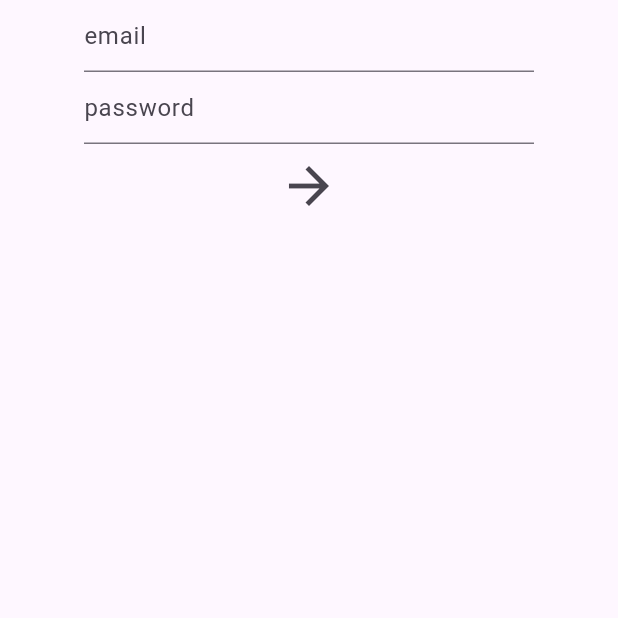
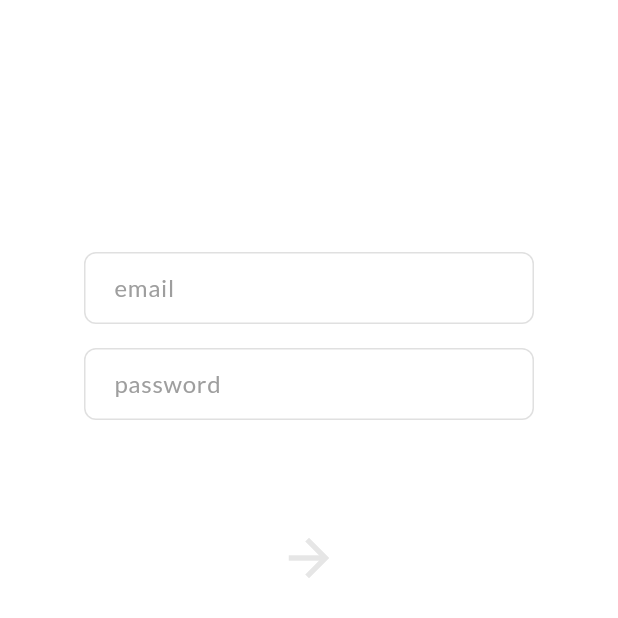
Before and after one commit to ashtondunderdale/barden-proj, a Flutter app: the screen it shows after launch, on a phone screen of 412 x 824 dp, the top half of it. Run offline on Flutter 3.47's test engine with Material 3 defaults, Android fonts, the light colour scheme and no system bars; our stand-ins replace firebase_core, google_fonts; accounts and stored records are empty.

Commit message:
styled login screen

```diff
--- /dev/null
+++ b/elysium/lib/services/login_service.dart
@@ -0,0 +1,6 @@
+class LoginService {
+
+  static void tryLogin(String email, String password) {
+
+  }
+}
--- a/elysium/lib/utils/styles.dart
+++ b/elysium/lib/utils/styles.dart
@@ -1,13 +1,31 @@
 import 'package:flutter/material.dart';
+import 'package:google_fonts/google_fonts.dart';
 
 class Styles {
+  static final TextStyle font = GoogleFonts.lato();
+  static const Color lightGrey = Color.fromARGB(255, 230, 230, 230);
 
-  static InputDecoration inputDecorationStyle = const InputDecoration(
-    fillColor: Color.fromARGB(255, 255, 0, 0),
+  static InputDecoration loginDecoration = InputDecoration(
+    filled: true,
+    fillColor: Colors.white,
+    contentPadding: const EdgeInsets.symmetric(horizontal: 16.0),
+    border: OutlineInputBorder(
+      borderRadius: BorderRadius.circular(8.0),
+      borderSide: BorderSide(color: Colors.grey.shade300),
+    ),
+    enabledBorder: OutlineInputBorder(
+      borderRadius: BorderRadius.circular(8.0),
+      borderSide: BorderSide(color: Colors.grey.shade300),
+    ),
+    focusedBorder: OutlineInputBorder(
+      borderRadius: BorderRadius.circular(8.0),
+      borderSide: BorderSide(color: Colors.grey.shade500),
+    ),
   );
 
-  static TextStyle plainTextStyle = const TextStyle(
-
+  static TextStyle loginHintStyle = font.copyWith(
+    color: Colors.grey,
+    fontSize: 16.0,
+    fontWeight: FontWeight.normal,
   );
-
 }
--- a/elysium/lib/views/login.dart
+++ b/elysium/lib/views/login.dart
@@ -1,5 +1,8 @@
-import 'package:elysium/utils/styles.dart';
 import 'package:flutter/material.dart';
+
+import '../services/login_service.dart';
+import '../utils/styles.dart';
+
 
 class Login extends StatelessWidget {
   Login({super.key});
@@ -10,39 +13,50 @@ class Login extends StatelessWidget {
   @override
   Widget build(BuildContext context) {
     return Scaffold(
+      backgroundColor: Colors.white,
       body: Center(
+        child: Padding(
+          padding: const EdgeInsets.only(bottom: 256),
           child: SizedBox(
             width: 300,
             child: Column(
-            //mainAxisAlignment: MainAxisAlignment.center,
+              mainAxisAlignment: MainAxisAlignment.center,
               children: [
-              TextField(
+                Padding(
+                  padding: const EdgeInsets.only(bottom: 16),
+                  child: TextField(
                     controller: emailController,
-                decoration: Styles.inputDecorationStyle.copyWith(
+                    decoration: Styles.loginDecoration.copyWith(
                       hintText: "email",
+                      hintStyle: Styles.loginHintStyle,
                     ),
-                style: Styles.plainTextStyle,
+                    style: Styles.loginHintStyle,
+                  ),
                 ),
                 TextField(
                   controller: passwordController,
-                decoration: Styles.inputDecorationStyle.copyWith(
+                  decoration: Styles.loginDecoration.copyWith(
                     hintText: "password",
+                    hintStyle: Styles.loginHintStyle,
                   ),
-                style: Styles.plainTextStyle,
+                  style: Styles.loginHintStyle,
                 ),
-              IconButton(
-                onPressed: () {
-
-                },
+                Padding(
+                  padding: const EdgeInsets.only(top: 64),
+                  child: IconButton(
+                    onPressed: () => LoginService.tryLogin(emailController.text, passwordController.text),
                     icon: const Icon(
                       Icons.arrow_forward,
+                      color: Styles.lightGrey,
                       size: 40,
+                    ),
                   ),
                 )
               ],
             ),
           ),
         ),
+      ),
     );
   }
 }
--- a/elysium/pubspec.yaml
+++ b/elysium/pubspec.yaml
@@ -10,6 +10,7 @@ dependencies:
   firebase_core: ^2.24.2
   flutter:
     sdk: flutter
+  google_fonts: ^6.1.0
 
 dev_dependencies:
   flutter_test:
```
Also changed, not shown: elysium/pubspec.lock, 1 other file. Lines whose indentation alone changed are shown as unchanged.
